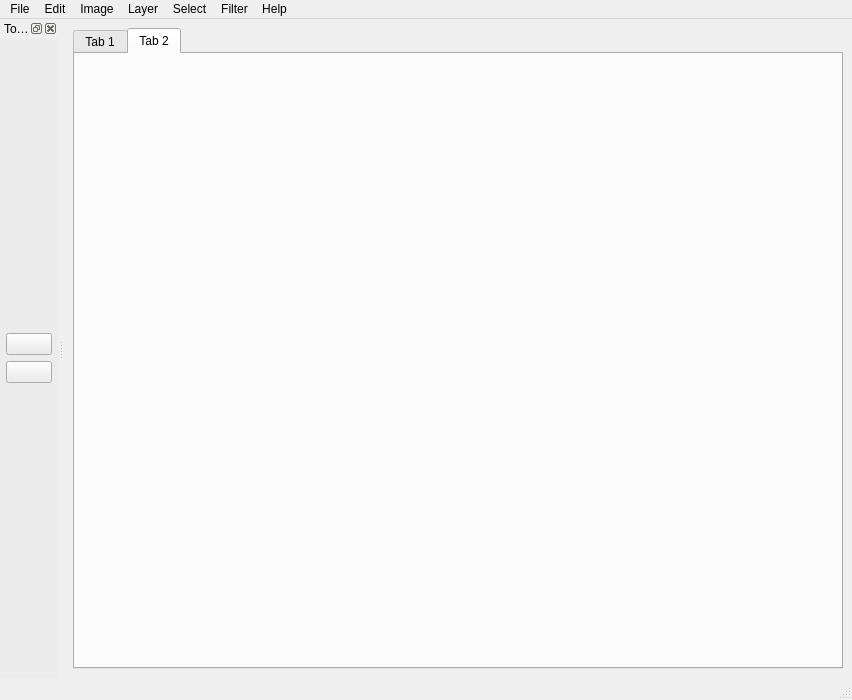
Above: NeoIMP/SDF/UILayer/Qt/View/QtResources/MainWindow.ui from shimmyshai00/NeoIMP-1.0.0 before the change. Below: the same form after it.
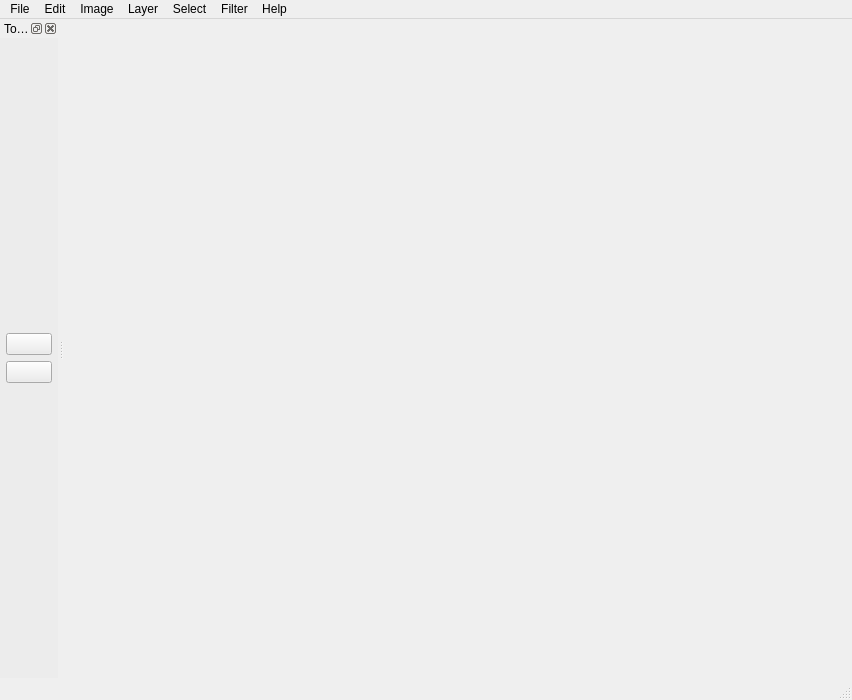
That is the form after the change. Icons and pictures are not drawn. Custom widgets are drawn as their Qt base class.

```diff
--- a/NeoIMP/SDF/UILayer/Qt/View/QtResources/MainWindow.ui
+++ b/NeoIMP/SDF/UILayer/Qt/View/QtResources/MainWindow.ui
@@ -17,37 +17,7 @@
    <bool>false</bool>
   </property>
   <widget class="QWidget" name="centralwidget">
-   <layout class="QGridLayout" name="gridLayout_2">
-    <item row="0" column="0">
-     <widget class="SDF::UILayer::Qt::View::CustomWidgets::DocumentTabView" name="tabWidget">
-      <property name="sizePolicy">
-       <sizepolicy hsizetype="Expanding" vsizetype="Expanding">
-        <horstretch>0</horstretch>
-        <verstretch>0</verstretch>
-       </sizepolicy>
-      </property>
-      <property name="maximumSize">
-       <size>
-        <width>16777215</width>
-        <height>16777215</height>
-       </size>
-      </property>
-      <property name="currentIndex">
-       <number>1</number>
-      </property>
-      <widget class="QWidget" name="tab">
-       <attribute name="title">
-        <string>Tab 1</string>
-       </attribute>
-      </widget>
-      <widget class="QWidget" name="tab_2">
-       <attribute name="title">
-        <string>Tab 2</string>
-       </attribute>
-      </widget>
-     </widget>
-    </item>
-   </layout>
+   <layout class="QGridLayout" name="gridLayout_2"/>
   </widget>
   <widget class="QMenuBar" name="menubar">
    <property name="geometry">
@@ -199,14 +169,6 @@
    </property>
   </action>
  </widget>
- <customwidgets>
-  <customwidget>
-   <class>SDF::UILayer::Qt::View::CustomWidgets::DocumentTabView</class>
-   <extends>QTabWidget</extends>
-   <header>SDF/UILayer/Qt/View/CustomWidgets/DocumentTabView.hpp</header>
-   <container>1</container>
-  </customwidget>
- </customwidgets>
  <resources>
   <include location="Icons.qrc"/>
  </resources>
```
